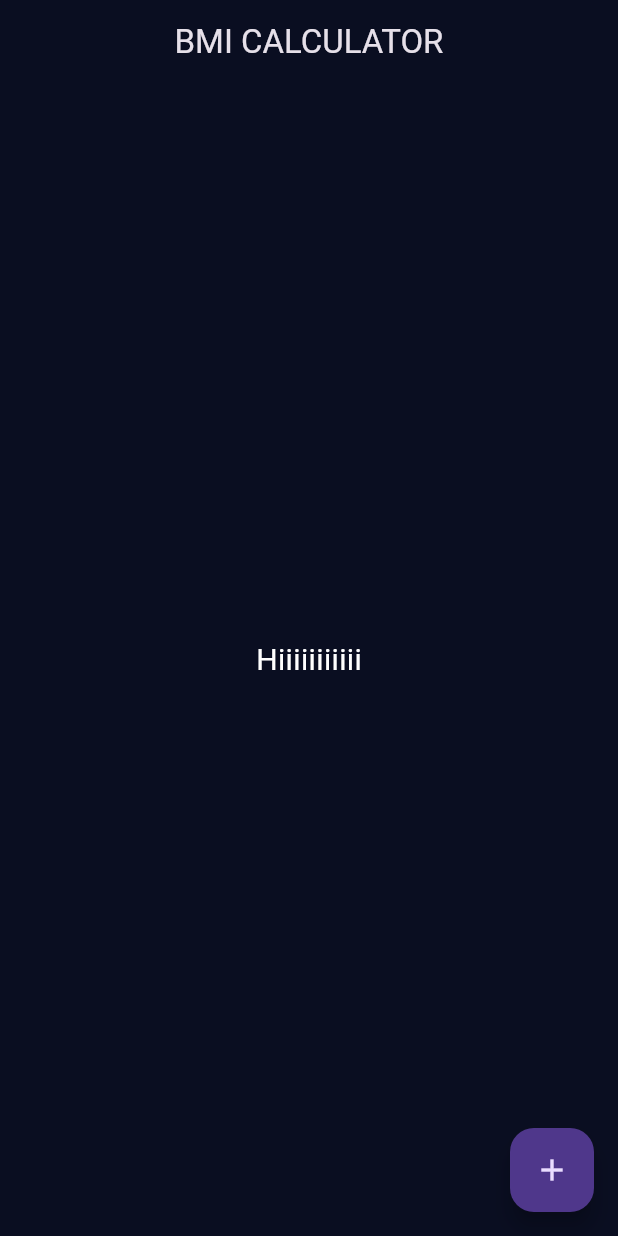
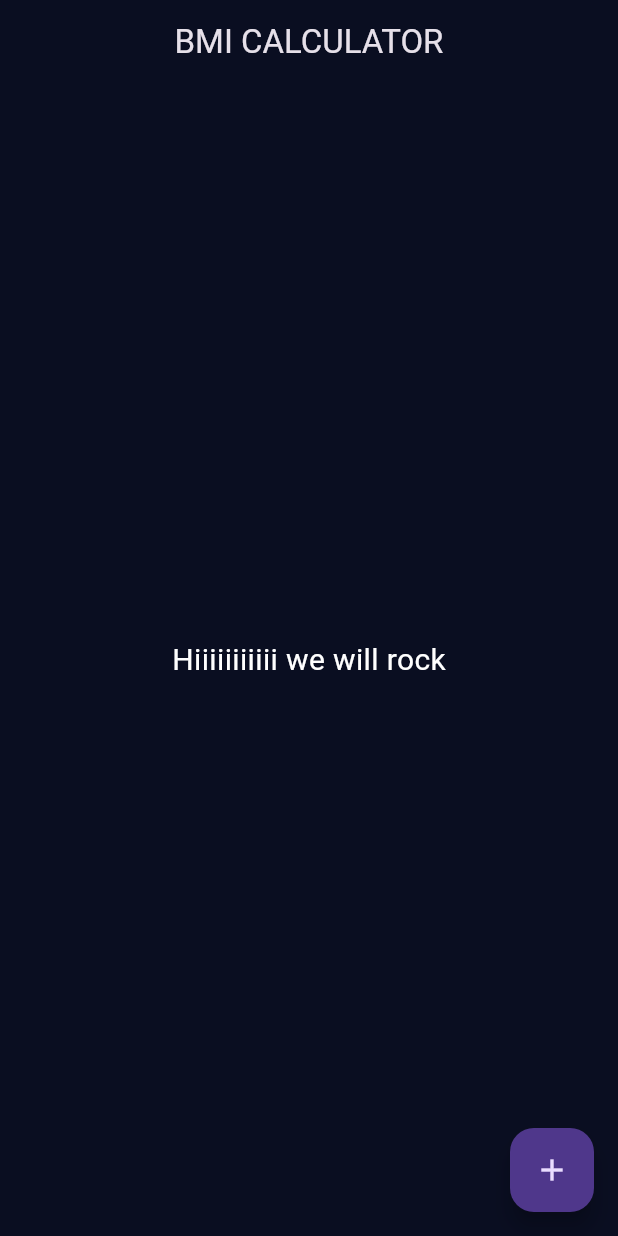
Before and after one commit to Aresdin/BMI-Calculator, a Flutter app: the screen it shows after launch, on a phone screen of 412 x 824 dp. Run offline on Flutter 3.47's test engine with Material 3 defaults, Android fonts, the phone set to English and light mode, and no system bars.

Commit message:
Update main.dart
Co-Authored-By: Mohamed Tarek <55474352+aresdin@users.noreply.github.com>

```diff
--- a/lib/main.dart
+++ b/lib/main.dart
@@ -33,7 +33,7 @@ class _InputPageState extends State<InputPage> {
         title: Center(child: Text('BMI CALCULATOR')),
       ),
       body: Center(
-        child: Text('Hiiiiiiiiiii',
+        child: Text('Hiiiiiiiiiii\ we will rock',
             style: TextStyle(
               fontSize: 20,
               color: Colors.white,
```
